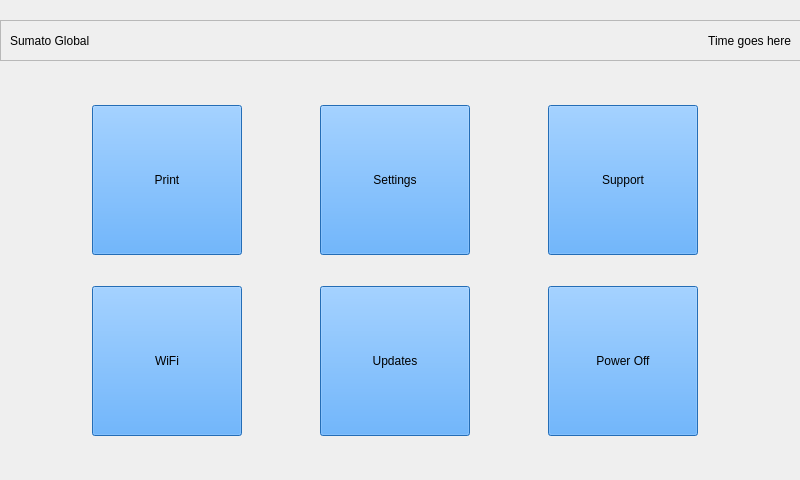
Before: the Qt Designer form main_window.ui in WhiteW0lf00/supreme_ulterior_interior, drawn with Qt 5.
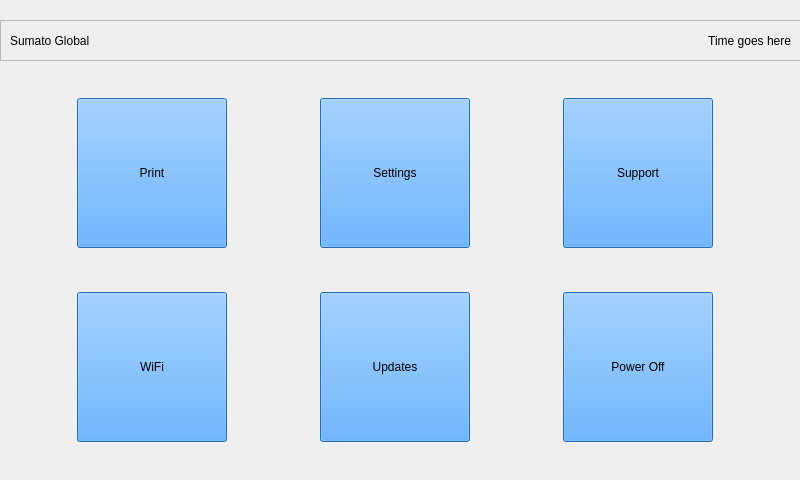
After: the same form once the commit is applied. Icons and pictures are not drawn.

```diff
--- a/main_window.ui
+++ b/main_window.ui
@@ -39,9 +39,9 @@
    <widget class="QLabel" name="timeLabel">
     <property name="geometry">
      <rect>
-      <x>520</x>
+      <x>410</x>
       <y>0</y>
-      <width>271</width>
+      <width>381</width>
       <height>41</height>
      </rect>
     </property>
@@ -69,10 +69,10 @@
   <widget class="QWidget" name="layoutWidget">
    <property name="geometry">
     <rect>
-     <x>20</x>
-     <y>80</y>
-     <width>751</width>
-     <height>381</height>
+     <x>-10</x>
+     <y>60</y>
+     <width>811</width>
+     <height>421</height>
     </rect>
    </property>
    <layout class="QGridLayout" name="gridLayout">
```
Left out of the diff: 42 changed lines with no effect on the pictures.
